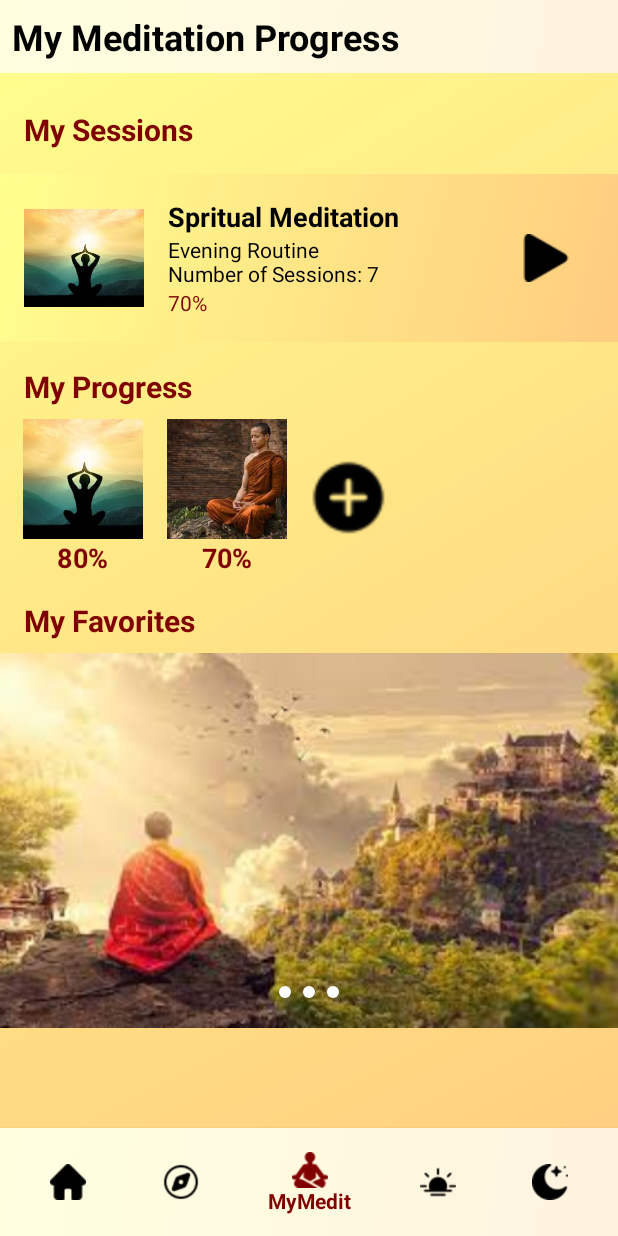
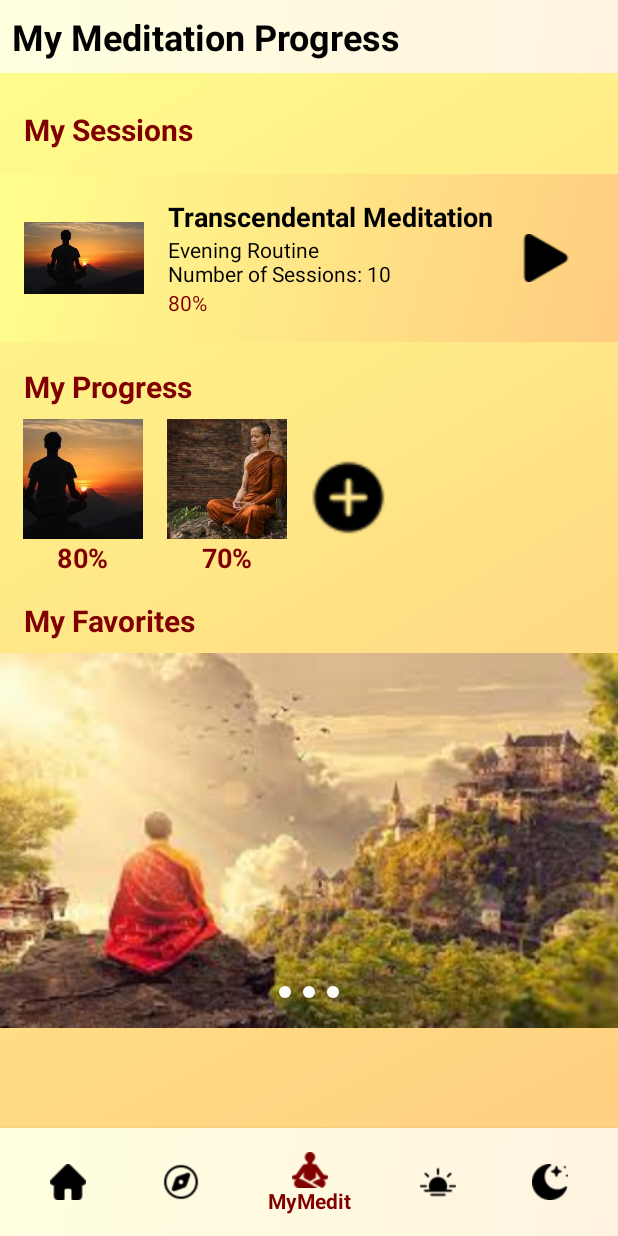
Before and after one commit to jasonpatigayon25/MeditationGuideApp, an Android app: the screen it shows after launch (MainActivity), item 3 of the bottom bar chosen, on a phone screen of 412 x 824 dp. Run offline under Robolectric (Android 15) with nearby library versions, the phone set to English and light mode, and no system bars; our stand-ins replace Firebase (no records; nobody signed in at launch, a user with empty details on screens opened directly).

Commit message:
project and exam for finals

```diff
--- a/app/src/main/res/layout/fragment_discover.xml
+++ b/app/src/main/res/layout/fragment_discover.xml
@@ -29,6 +29,7 @@
             android:text="@string/recommended_for_you"
             android:textSize="20sp"
             android:textStyle="bold"
+            android:paddingHorizontal="15dp"
             android:textColor="@color/maroon"
             android:layout_marginBottom="8dp"/>
 
@@ -46,6 +47,7 @@
             android:layout_width="wrap_content"
             android:layout_height="wrap_content"
             android:text="@string/start_your_meditation"
+            android:paddingHorizontal="15dp"
             android:textSize="20sp"
             android:textStyle="bold"
             android:textColor="@color/maroon"
@@ -113,6 +115,7 @@
             android:layout_width="wrap_content"
             android:layout_height="wrap_content"
             android:text="@string/category"
+            android:paddingHorizontal="15dp"
             android:textSize="20sp"
             android:textStyle="bold"
             android:textColor="@color/maroon"
--- a/app/src/main/res/layout/fragment_evening.xml
+++ b/app/src/main/res/layout/fragment_evening.xml
@@ -62,7 +62,7 @@
         android:layout_below="@id/meditation_description"
         android:layout_marginStart="16dp"
         android:layout_marginTop="16dp"
-        android:text="@string/evening_routine"
+        android:text="@string/evening_session"
         android:textSize="20sp"
         android:textStyle="bold"
         android:textColor="@color/maroon" />
--- a/app/src/main/res/layout/fragment_my_meditation.xml
+++ b/app/src/main/res/layout/fragment_my_meditation.xml
@@ -47,7 +47,7 @@
                 android:id="@+id/session_icon"
                 android:layout_width="80dp"
                 android:layout_height="80dp"
-                android:src="@drawable/yoga_meditation_image"
+                android:src="@drawable/transcendental_meditation_image"
                 android:layout_marginEnd="16dp"
                 app:layout_constraintTop_toTopOf="parent"
                 app:layout_constraintStart_toStartOf="parent"
@@ -61,7 +61,7 @@
                 android:layout_height="wrap_content"
                 android:layout_toEndOf="@id/session_icon"
                 android:layout_alignTop="@id/session_icon"
-                android:text="@string/spiritual_meditation"
+                android:text="@string/transcendental_meditation"
                 android:textSize="18sp"
                 android:textStyle="bold"
                 android:textColor="@android:color/black" />
@@ -81,7 +81,7 @@
                 android:layout_height="wrap_content"
                 android:layout_toEndOf="@id/session_icon"
                 android:layout_below="@id/session_details"
-                android:text="@string/percent1"
+                android:text="@string/percent2"
                 android:textColor="@color/maroon" />
 
             <ImageView
@@ -130,7 +130,7 @@
                         android:id="@+id/progress_image1"
                         android:layout_width="80dp"
                         android:layout_height="80dp"
-                        android:src="@drawable/yoga_meditation_image"
+                        android:src="@drawable/transcendental_meditation_image"
                         android:scaleType="centerCrop"
                         android:contentDescription="@string/yoga_meditation_description" />
 
--- a/app/src/main/res/values/strings.xml
+++ b/app/src/main/res/values/strings.xml
@@ -27,6 +27,7 @@
     <string name="zen">Zen Meditation</string>
     <string name="yoga_meditation_description">Yoga Meditation</string>
     <string name="spiritual_meditation">Spritual Meditation</string>
+    <string name="transcendental_meditation">Transcendental Meditation</string>
     <string name="add_description">Add</string>
     <string name="movement_meditation_description">Movement Meditation</string>
     <string name="play_session_description">Play session</string>
@@ -38,7 +39,7 @@
     <string name="category">Category</string>
     <string name="start_your_meditation">Start Your Meditation</string>
     <string name="morning_routine">Evening Routine\nNumber of Sessions: 7</string>
-    <string name="evening_routine">Evening Routine\nNumber of Sessions: 7</string>
+    <string name="evening_routine">Evening Routine\nNumber of Sessions: 10</string>
     <string name="evening_session">Evening Session</string>
     <string name="morning_session">Morning Session</string>
     <string name="focus_desc">Focusing on the flow of energy</string>
```
Also changed, not shown: app/src/main/java/com/patigayon/meditationguideapp/DetailActivity.kt (+7 -0 lines), app/src/main/java/com/patigayon/meditationguideapp/StartingSessionActivity.kt (+7 -0 lines).
